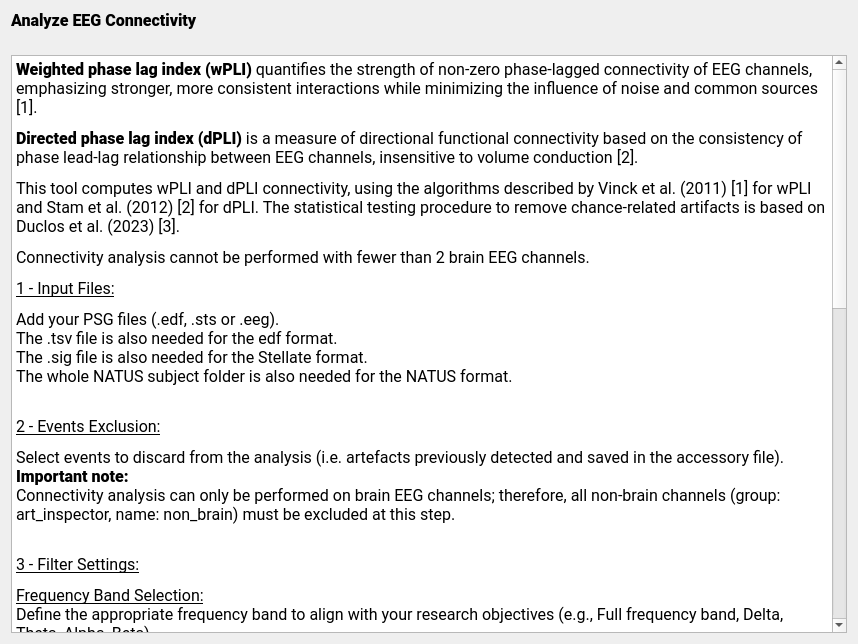
Old version of the form tools/CEAMSTools/AnalyzeEEGConnectivity/AnalyzeEEGConnectivityDoc/Ui_AnalyzeEEGConnectivityDoc.ui in the repository SnoozToolbox/snooz-package-ceams.
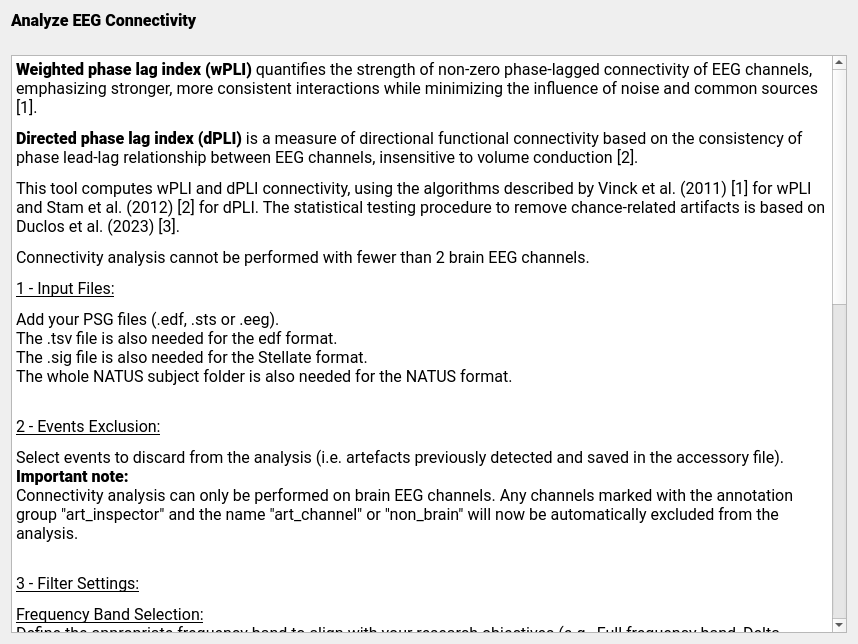
New version of the form.

Commit message: Update the "Analyse EEG Connectivity" tool for the "Signals from Events" module updated from group selection.

What changed in the file:
```diff
--- a/tools/CEAMSTools/AnalyzeEEGConnectivity/AnalyzeEEGConnectivityDoc/Ui_AnalyzeEEGConnectivityDoc.ui
+++ b/tools/CEAMSTools/AnalyzeEEGConnectivity/AnalyzeEEGConnectivityDoc/Ui_AnalyzeEEGConnectivityDoc.ui
@@ -70,7 +70,7 @@
 &lt;p style=&quot; margin-top:12px; margin-bottom:12px; margin-left:0px; margin-right:0px; -qt-block-indent:0; text-indent:0px;&quot;&gt;&lt;span style=&quot; font-style:normal; text-decoration: underline;&quot;&gt;1 - Input Files:&lt;/span&gt;&lt;/p&gt;
 &lt;p style=&quot; margin-top:12px; margin-bottom:12px; margin-left:0px; margin-right:0px; -qt-block-indent:0; text-indent:0px;&quot;&gt;&lt;span style=&quot; font-style:normal;&quot;&gt;Add your PSG files (.edf, .sts or .eeg). &lt;br /&gt;The .tsv file is also needed for the edf format.&lt;br /&gt;The .sig file is also needed for the Stellate format.&lt;br /&gt;The whole NATUS subject folder is also needed for the NATUS format. &lt;/span&gt;&lt;/p&gt;
 &lt;p style=&quot; margin-top:12px; margin-bottom:12px; margin-left:0px; margin-right:0px; -qt-block-indent:0; text-indent:0px;&quot;&gt;&lt;span style=&quot; font-style:normal;&quot;&gt;&lt;br /&gt;&lt;/span&gt;&lt;span style=&quot; font-style:normal; text-decoration: underline;&quot;&gt;2 - Events Exclusion:&lt;/span&gt;&lt;/p&gt;
-&lt;p style=&quot; margin-top:12px; margin-bottom:12px; margin-left:0px; margin-right:0px; -qt-block-indent:0; text-indent:0px;&quot;&gt;&lt;span style=&quot; font-style:normal;&quot;&gt;Select events to discard from the analysis (i.e. artefacts previously detected and saved in the accessory file).&lt;br /&gt;&lt;/span&gt;&lt;span style=&quot; font-weight:700; font-style:normal;&quot;&gt;Important note:&lt;br /&gt;&lt;/span&gt;&lt;span style=&quot; font-style:normal;&quot;&gt;Connectivity analysis can only be performed on brain EEG channels; therefore, all non-brain channels (group: art_inspector, name: non_brain) must be excluded at this step.&lt;/span&gt;&lt;/p&gt;
+&lt;p style=&quot; margin-top:12px; margin-bottom:12px; margin-left:0px; margin-right:0px; -qt-block-indent:0; text-indent:0px;&quot;&gt;&lt;span style=&quot; font-style:normal;&quot;&gt;Select events to discard from the analysis (i.e. artefacts previously detected and saved in the accessory file).&lt;br /&gt;&lt;/span&gt;&lt;span style=&quot; font-weight:700; font-style:normal;&quot;&gt;Important note:&lt;br /&gt;&lt;/span&gt;&lt;span style=&quot; font-style:normal;&quot;&gt;Connectivity analysis can only be performed on brain EEG channels. Any channels marked with the annotation group &amp;quot;art_inspector&amp;quot; and the name &amp;quot;art_channel&amp;quot; or &amp;quot;non_brain&amp;quot; will now be automatically excluded from the analysis.&lt;/span&gt;&lt;/p&gt;
 &lt;p style=&quot; margin-top:12px; margin-bottom:12px; margin-left:0px; margin-right:0px; -qt-block-indent:0; text-indent:0px;&quot;&gt;&lt;span style=&quot; font-style:normal;&quot;&gt;&lt;br /&gt;&lt;/span&gt;&lt;span style=&quot; font-style:normal; text-decoration: underline;&quot;&gt;3 - Filter Settings:&lt;/span&gt;&lt;/p&gt;
 &lt;p style=&quot; margin-top:12px; margin-bottom:12px; margin-left:0px; margin-right:0px; -qt-block-indent:0; text-indent:0px;&quot;&gt;&lt;span style=&quot; font-style:normal; text-decoration: underline;&quot;&gt;Frequency Band Selection:&lt;br /&gt;&lt;/span&gt;&lt;span style=&quot; font-style:normal;&quot;&gt;Define the appropriate frequency band to align with your research objectives (e.g., Full frequency band, Delta,  Theta, Alpha, Beta)&lt;/span&gt;&lt;/p&gt;
 &lt;p style=&quot; margin-top:12px; margin-bottom:12px; margin-left:0px; margin-right:0px; -qt-block-indent:0; text-indent:0px;&quot;&gt;&lt;span style=&quot; font-style:normal; text-decoration: underline;&quot;&gt;Recording Scope Selection:&lt;br /&gt;&lt;/span&gt;&lt;span style=&quot; font-style:normal;&quot;&gt;Select Sleep Stages to analyze specific stages, Unscored to analyze the full recording or a chosen time segment, or Specific Annotations to base the analysis on event markers.&lt;/span&gt;&lt;/p&gt;
```
The commit also changes 6 other files.
